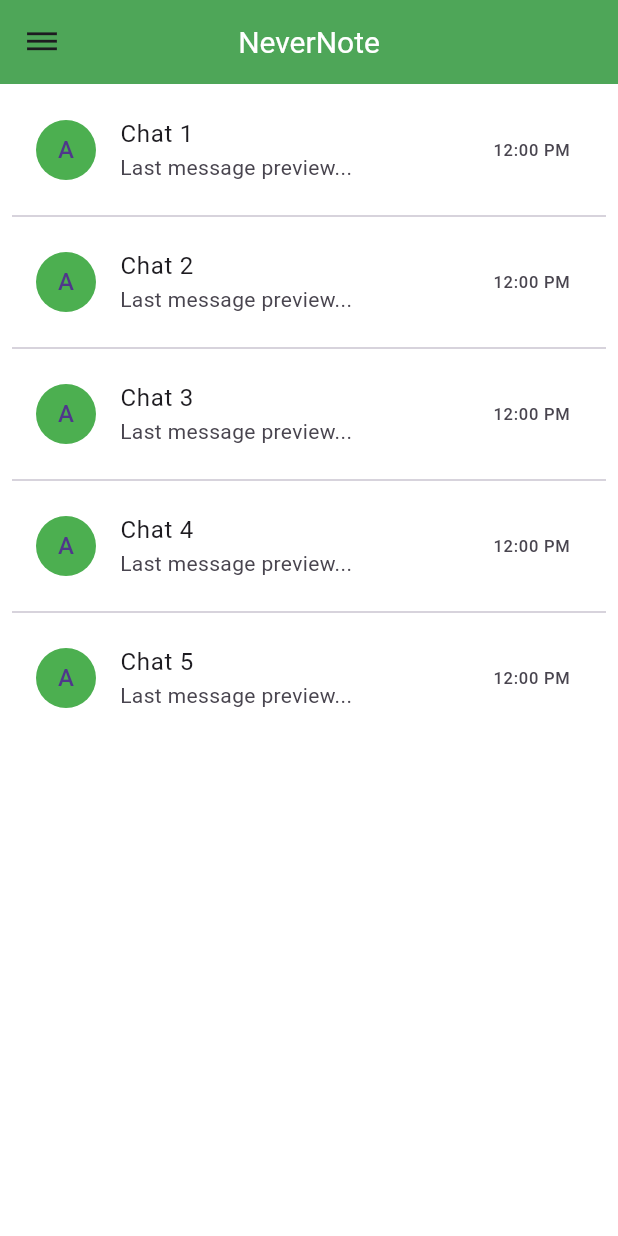
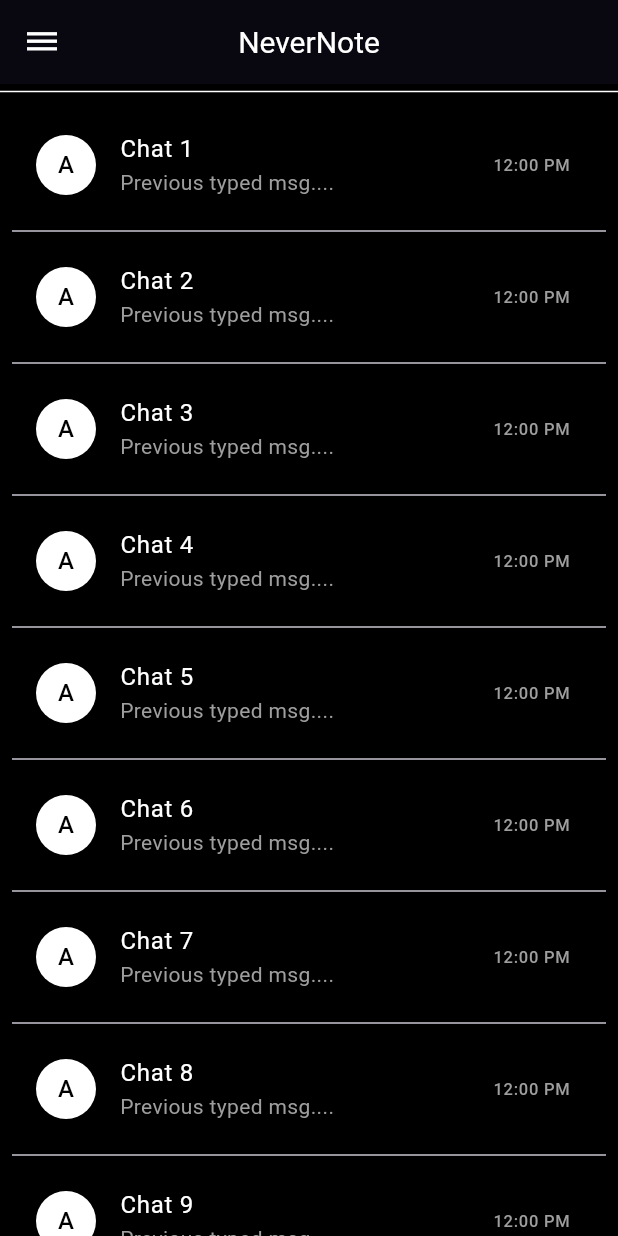
Before and after one commit to AdityaShuk1a/NeverNote, a Flutter app: the screen it shows after launch, on a phone screen of 412 x 824 dp. Run offline on Flutter 3.47's test engine with Material 3 defaults, Android fonts, the phone set to English and light mode, and no system bars.

Commit message:
minor changes

```diff
--- a/frontend/lib/main.dart
+++ b/frontend/lib/main.dart
@@ -6,7 +6,7 @@ void main() => runApp(MaterialApp(
     appBarTheme: const AppBarTheme(
       centerTitle: true,
       titleTextStyle:  TextStyle(
-        color: Colors.red,
+
         fontSize: 20.0,
         ),
     )
--- a/frontend/lib/pages/home_page.dart
+++ b/frontend/lib/pages/home_page.dart
@@ -16,31 +16,34 @@ class _HomeState extends State<Home> {
     return Scaffold(
       appBar: AppBar(
         leading: IconButton(
-          onPressed: () {},
+          onPressed: () {
+
+          },
           icon: const Icon(Icons.dehaze),
+          color: Colors.white,
         ),
         centerTitle: true,
         title: const Text(
           'NeverNote',
           style: TextStyle(color: Colors.white),
         ),
-        backgroundColor: Colors.green,
+        backgroundColor: const Color.fromARGB(255, 0, 0, 0),
         elevation: 4,
       ),
       body: Container(
         decoration: const BoxDecoration(
-          gradient: LinearGradient(
-            colors: [Colors.white, Colors.white],
-            begin: Alignment.topLeft,
-            end: Alignment.bottomRight,
-          ),
+          color: Colors.black,
         ),
         child: Column(
           children: [
+            const Divider(
+              height: 10.0,
+              color: Colors.white,
+            ),
             Expanded(
               child: ListView.separated(
                 padding: const EdgeInsets.all(8.0),
-                itemCount: 5, // Number of chat items
+                itemCount: 15, // Number of chat items
                 separatorBuilder: (context, index) => const Divider(),
                 itemBuilder: (context, index) {
                   return InkWell(
@@ -52,12 +55,32 @@ class _HomeState extends State<Home> {
                     child: ListTile(
 
                       leading: const CircleAvatar(
-                        backgroundColor: Colors.green,
-                        child: Text('A'), // Placeholder for contact initial
+                        backgroundColor: Colors.white,
+                        child: Text(
+                          'A',
+                          style: TextStyle(
+                            color: Colors.black,
+                          ),
+                        ), // Placeholder for contact initial
                       ),
-                      title: Text('Chat ${index + 1}'),
-                      subtitle: Text('Last message preview...'),
-                      trailing: Text('12:00 PM'), // Placeholder for timestamp
+                      title: Text(
+                        'Chat ${index + 1}',
+                        style: const TextStyle(
+                          color: Colors.white,
+                        ),
+
+                      ),
+                      subtitle: const Text(
+                        'Previous typed msg....',
+                      style: TextStyle(
+                        color: Colors.grey,
+                      ),
+                      ),
+                      trailing: const Text(
+                        '12:00 PM',
+                        style: TextStyle(
+                          color: Colors.grey,
+                        ),), // Placeholder for timestamp
                     ),
                   );
                 },
--- a/frontend/pubspec.yaml
+++ b/frontend/pubspec.yaml
@@ -1,4 +1,4 @@
-name: frontend
+name: Nevernote
 description: "A new Flutter project."
 # The following line prevents the package from being accidentally published to
 # pub.dev using `flutter pub publish`. This is preferred for private packages.
```
